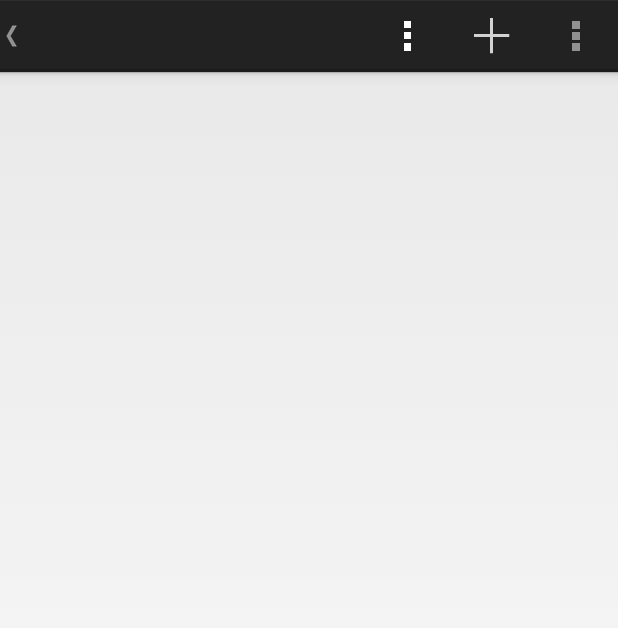
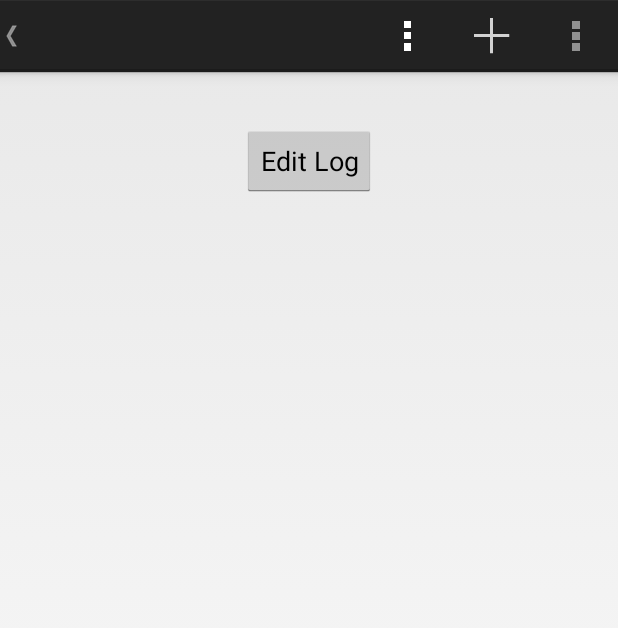
Before and after one commit to yleeAThmc/WorkoutLog, an Android app: the DetailActivity screen opened directly, with no data from a screen before it, on a phone screen of 412 x 824 dp. Shown: the top 628 px of the screen. Run offline under Robolectric (Android 15) with nearby library versions, the phone set to English and light mode, and no system bars; 4 statements that could not run were skipped.

Commit message:
Created button
The button now exists in detail view and it’s pretty and nice

```diff
--- a/WorkoutLog/app/src/main/java/com/cs121/team2/workoutlog/DetailActivity.java
+++ b/WorkoutLog/app/src/main/java/com/cs121/team2/workoutlog/DetailActivity.java
@@ -6,6 +6,10 @@ import android.os.Bundle;
 import android.text.Html;
 import android.view.Menu;
 import android.view.MenuItem;
+import android.view.View;
+import android.widget.AdapterView;
+import android.widget.Button;
+import android.widget.LinearLayout;
 import android.widget.TextView;
 
 /**
@@ -25,7 +29,10 @@ public class DetailActivity extends Activity {
         getActionBar().setDisplayShowHomeEnabled(false);
         getActionBar().setDisplayShowTitleEnabled(false);
 
-        // Access the textview from XML
+        // Access the linearlayout from XML
+        LinearLayout detailView = (LinearLayout) findViewById(R.id.detail_page);
+
+        //access the textview from XML
         TextView textView = (TextView) findViewById(R.id.detail_page);
 
         //access the intent from WOLogListActivity
@@ -36,6 +43,11 @@ public class DetailActivity extends Activity {
         String sourceString = myLog.toStringHTML();
         //set the text for the TextView
         textView.setText(Html.fromHtml(sourceString));
+
+        //get the edit log button
+        Button editButton = (Button) findViewById(R.id.editButton);
+        //get the listener for the edit log button
+        detailView.setOnItemClickListener(editClickedHandler);
     }
 
     @Override
@@ -69,4 +81,12 @@ public class DetailActivity extends Activity {
 
         return super.onOptionsItemSelected(item);
     }
+
+    // Create a message handling object as an anonymous class.
+    private AdapterView.OnItemClickListener editClickedHandler = new AdapterView.OnItemClickListener() {
+        public void onItemClick(AdapterView parent, View v, int position, long id) {
+            // Do something in response to the click
+        }
+    };
+
 }
--- a/WorkoutLog/app/src/main/res/layout/activity_detail.xml
+++ b/WorkoutLog/app/src/main/res/layout/activity_detail.xml
@@ -1,10 +1,22 @@
 <?xml version="1.0" encoding="utf-8"?>
 
-<TextView xmlns:android="http://schemas.android.com/apk/res/android"
-    android:id="@+id/detail_page"
-    android:layout_width="match_parent" android:layout_height="match_parent"
-    android:gravity="center_horizontal"
-    android:textSize="26sp">
+<LinearLayout xmlns:android="http://schemas.android.com/apk/res/android"
+    android:id="@+id/scrollLinearLayout"
+    android:orientation="vertical"
+    android:layout_width="match_parent"
+    android:layout_height="match_parent"
+    android:gravity="center_horizontal">
+    <TextView
+        android:id="@+id/detail_page"
+        android:layout_width="wrap_content"
+        android:layout_height="wrap_content"
+        android:gravity="center_horizontal"
+        android:textSize="26sp">
+    </TextView>
 
-
-</TextView>
+    <Button
+        android:layout_width="wrap_content"
+        android:layout_height="wrap_content"
+        android:text="Edit Log"
+        android:id="@+id/editButton"/>
+</LinearLayout>
```
